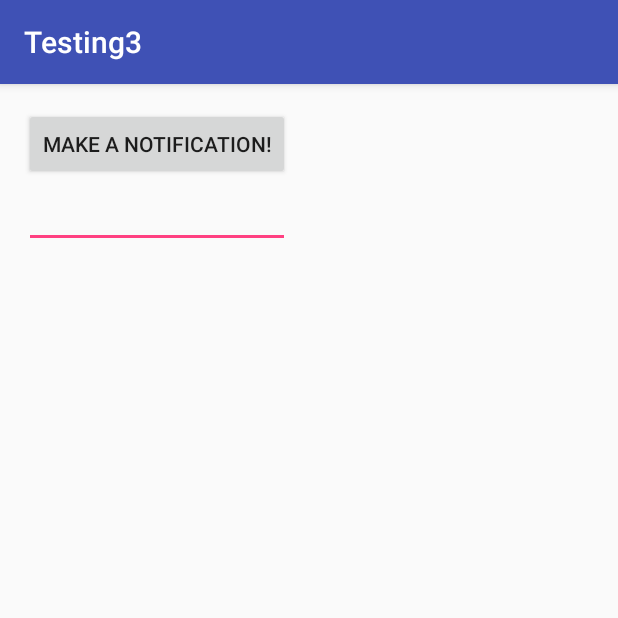
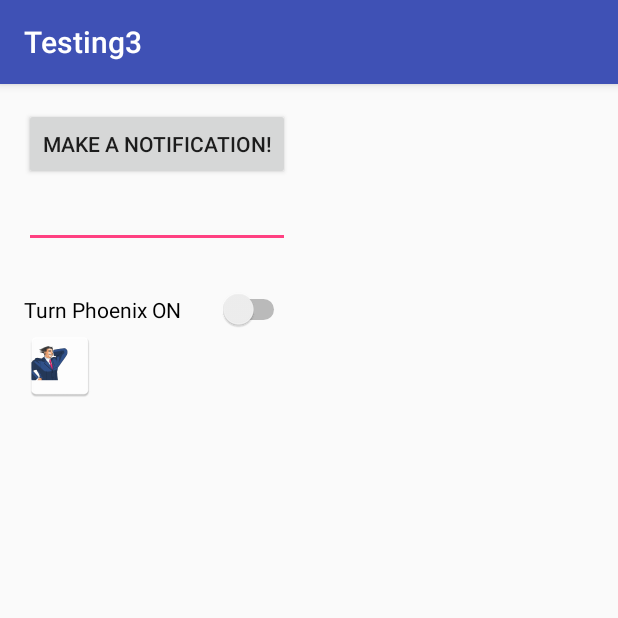
Before and after one commit to GlowKitty/TestingAndroidAppCreation, an Android app: the screen it shows after launch (MainActivity), on a phone screen of 412 x 824 dp, the top half of it. Run offline under Robolectric (Android 15) with nearby library versions, the phone set to English and light mode, and no system bars; 4 statements that could not run were skipped.

Commit message:
playing around with images

```diff
--- a/app/src/main/res/layout/activity_main.xml
+++ b/app/src/main/res/layout/activity_main.xml
@@ -28,4 +28,22 @@
         android:layout_alignEnd="@+id/button"
         android:inputType="text" />
 
+    <Switch
+        android:layout_width="wrap_content"
+        android:layout_height="wrap_content"
+        android:text="Turn Phoenix ON"
+        android:id="@+id/switch1"
+        android:layout_below="@+id/editText"
+        android:layout_alignParentStart="true"
+        android:layout_marginTop="27dp"
+        android:layout_alignEnd="@+id/editText" />
+
+    <ImageSwitcher
+        android:layout_width="wrap_content"
+        android:layout_height="wrap_content"
+        android:id="@+id/imageSwitcher"
+        android:background="@mipmap/handBehindPhoenix"
+        android:layout_below="@+id/switch1"
+        android:layout_alignParentStart="true" />
+
 </RelativeLayout>
```
Also changed, not shown: app/src/main/handBehindPhoenix-web.png (added), app/src/main/res/mipmap-hdpi/handBehindPhoenix.png (added), app/src/main/res/mipmap-mdpi/handBehindPhoenix.png (added), app/src/main/res/mipmap-xhdpi/handBehindPhoenix.png (added), app/src/main/res/mipmap-xxhdpi/handBehindPhoenix.png (added), app/src/main/res/mipmap-xxxhdpi/handBehindPhoenix.png (added).
